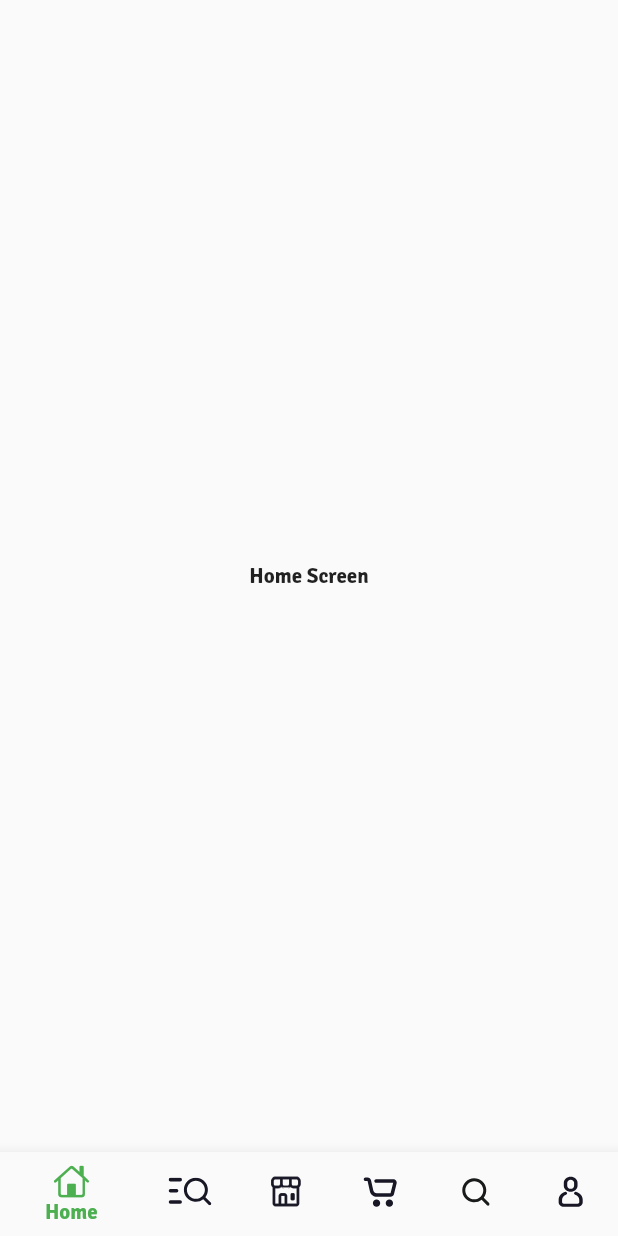
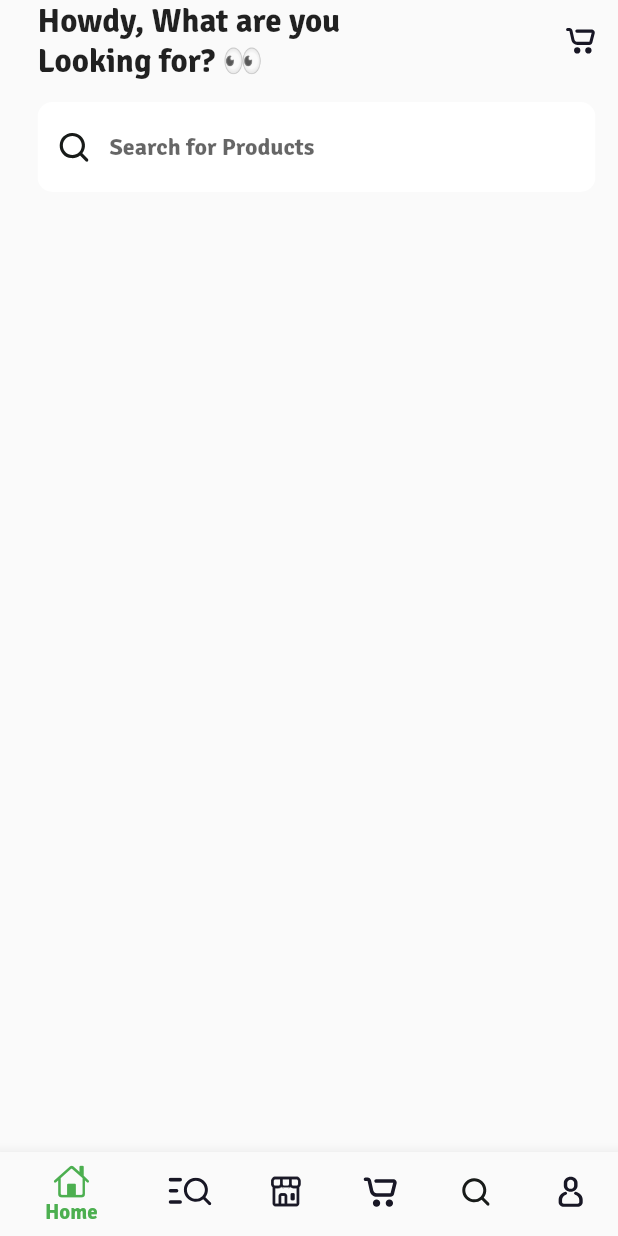
Before and after one commit to Briankurtish/MultiVendorApp, a Flutter app: the screen it shows after launch, on a phone screen of 412 x 824 dp. Run offline on Flutter 3.47's test engine with Material 2 defaults, Android fonts, the phone set to English and light mode, and no system bars; our stand-ins replace flutter_svg.

Commit message:
created the welcome text widget and the search widget and added firebase to the project

```diff
--- a/multi_vendor_app/lib/views/buyers/nav_screens/home_screen.dart
+++ b/multi_vendor_app/lib/views/buyers/nav_screens/home_screen.dart
@@ -1,12 +1,26 @@
 import 'package:flutter/material.dart';
+import 'package:flutter_svg/svg.dart';
+
+import 'widgets/search_input_widget.dart';
+import 'widgets/welcome_text_widget.dart';
 
 class HomeScreen extends StatelessWidget {
   const HomeScreen({super.key});
 
   @override
   Widget build(BuildContext context) {
-    return Center(
-      child: Text('Home Screen'),
+    return Padding(
+      padding: EdgeInsets.only(
+          top: MediaQuery.of(context).padding.top, left: 25, right: 15),
+      child: Column(
+        children: [
+          WelcomeText(),
+          SizedBox(
+            height: 14,
+          ),
+          SearchInputWidget(),
+        ],
+      ),
     );
   }
 }
--- /dev/null
+++ b/multi_vendor_app/lib/views/buyers/nav_screens/widgets/search_input_widget.dart
@@ -0,0 +1,32 @@
+import 'package:flutter/material.dart';
+import 'package:flutter_svg/svg.dart';
+
+class SearchInputWidget extends StatelessWidget {
+  const SearchInputWidget({
+    super.key,
+  });
+
+  @override
+  Widget build(BuildContext context) {
+    return ClipRRect(
+      borderRadius: BorderRadius.circular(10),
+      child: TextField(
+        decoration: InputDecoration(
+          fillColor: Colors.white,
+          filled: true,
+          hintText: "Search for Products",
+          border: OutlineInputBorder(
+            borderSide: BorderSide.none,
+          ),
+          prefixIcon: Padding(
+            padding: const EdgeInsets.all(14.0),
+            child: SvgPicture.asset(
+              'assets/icons/search.svg',
+              width: 10,
+            ),
+          ),
+        ),
+      ),
+    );
+  }
+}
--- /dev/null
+++ b/multi_vendor_app/lib/views/buyers/nav_screens/widgets/welcome_text_widget.dart
@@ -0,0 +1,27 @@
+import 'package:flutter/material.dart';
+import 'package:flutter_svg/svg.dart';
+
+class WelcomeText extends StatelessWidget {
+  const WelcomeText({
+    super.key,
+  });
+
+  @override
+  Widget build(BuildContext context) {
+    return Row(
+      mainAxisAlignment: MainAxisAlignment.spaceBetween,
+      children: [
+        Text(
+          "Howdy, What are you\nLooking for? 👀",
+          style: TextStyle(fontSize: 22, fontWeight: FontWeight.bold),
+        ),
+        Container(
+          child: SvgPicture.asset(
+            'assets/icons/cart.svg',
+            width: 20,
+          ),
+        ),
+      ],
+    );
+  }
+}
--- a/multi_vendor_app/pubspec.yaml
+++ b/multi_vendor_app/pubspec.yaml
@@ -36,6 +36,11 @@ dependencies:
   # Use with the CupertinoIcons class for iOS style icons.
   cupertino_icons: ^1.0.2
   flutter_svg: ^1.1.6
+  firebase_core: ^2.1.1
+  cloud_firestore: ^4.0.3
+  firebase_auth: ^4.1.0
+  firebase_storage: ^11.0.3
+  image_picker: ^0.8.6
 
 dev_dependencies:
   flutter_test:
```
Also changed, not shown: multi_vendor_app/pubspec.lock, 8 other files.
